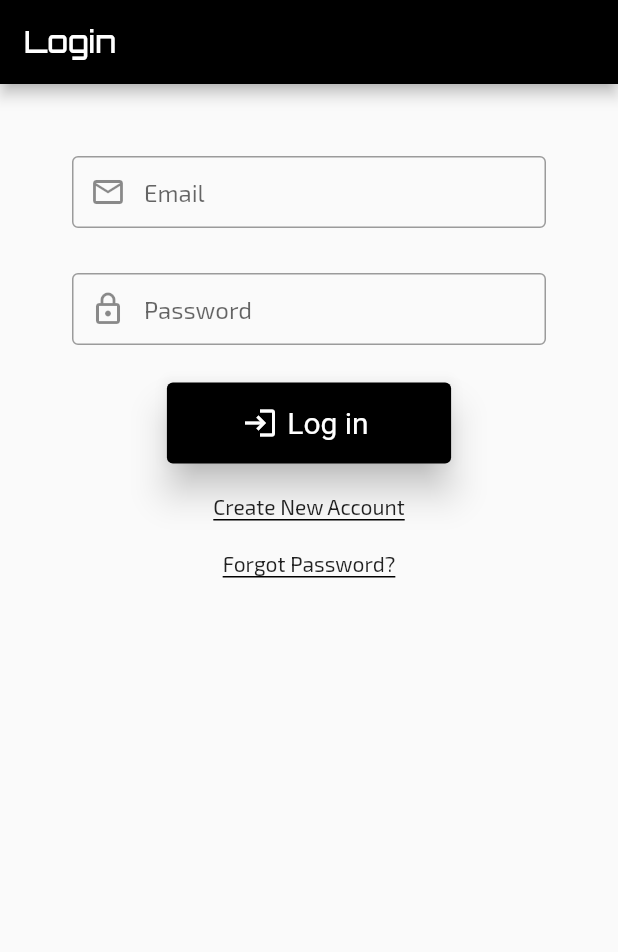
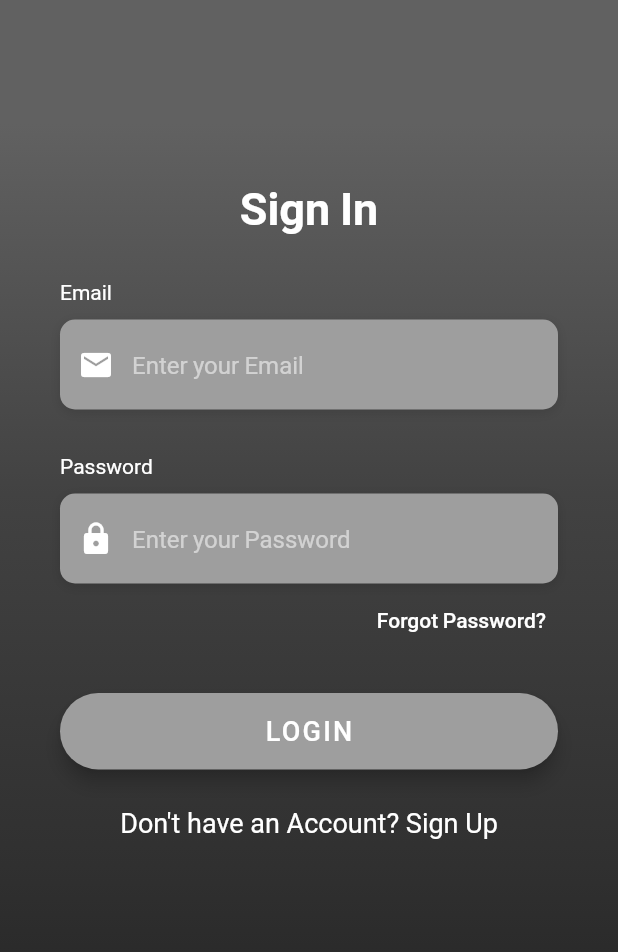
Before and after one commit to randycarrero/Gunpla_database, a Flutter app: the screen it shows after launch, on a phone screen of 412 x 824 dp. Shown: the top 952 px of the screen. Run offline on Flutter 3.47's test engine with Material 2 defaults, Android fonts, the phone set to English and light mode, and no system bars; our stand-ins replace ant_icons, cloud_firestore, firebase_auth, firebase_core, google_fonts; accounts and stored records are empty.

Commit message:
Login UI updated

```diff
--- /dev/null
+++ b/lib/app/constants.dart
@@ -0,0 +1,24 @@
+import 'package:flutter/material.dart';
+
+final kHintTextStyle = TextStyle(
+  color: Colors.white54,
+  fontFamily: 'OpenSans',
+);
+
+final kLabelStyle = TextStyle(
+  color: Colors.white,
+  // fontWeight: FontWeight.bold,
+  fontFamily: 'OpenSans',
+);
+
+final kBoxDecorationStyle = BoxDecoration(
+  color: Color(0xFF9E9E9E),
+  borderRadius: BorderRadius.circular(10.0),
+  boxShadow: [
+    BoxShadow(
+      color: Colors.black12,
+      blurRadius: 6.0,
+      offset: Offset(0, 2),
+    ),
+  ],
+);
--- a/lib/authscreen/login_screen.dart
+++ b/lib/authscreen/login_screen.dart
@@ -1,7 +1,9 @@
 import 'package:flutter/material.dart';
+import 'package:flutter/services.dart';
 import 'package:gunpla_database/authscreen/sign_up_screen.dart';
 import 'package:gunpla_database/backend/auth_provider.dart';
 import 'package:gunpla_database/home/home_screen.dart';
+import 'package:gunpla_database/app/constants.dart';
 
 import 'reset_screen.dart';
 
@@ -18,62 +20,115 @@
 
   bool isLoading = false;
 
-  @override
-  Widget build(BuildContext context) {
-    final ButtonStyle style = ElevatedButton.styleFrom(
-      textStyle: const TextStyle(
-        fontSize: 20,
+  Widget _buildEmailTF() {
+    return Column(
+      crossAxisAlignment: CrossAxisAlignment.start,
+      children: <Widget>[
+        Text(
+          'Email',
+          style: kLabelStyle,
         ),
-      padding: EdgeInsets.symmetric(vertical: 15, horizontal: 50.0),
-      elevation: 10,
-    );
-    return Scaffold(
-        appBar: AppBar(
-          title: Text("Login"),
+        SizedBox(height: 10.0),
+        Container(
+          alignment: Alignment.centerLeft,
+          decoration: kBoxDecorationStyle,
+          height: 60.0,
+          child: TextField(
+            keyboardType: TextInputType.emailAddress,
+            style: TextStyle(
+              color: Colors.white,
+              fontFamily: 'OpenSans',
             ),
-        body: isLoading == false
-            ? Padding(
-                padding: const EdgeInsets.all(48.0),
-                child: Column(
-                  children: [
-                    TextFormField(
-                      controller: _email,
-                      keyboardType: TextInputType.emailAddress,
-                      autofocus: false,
             decoration: InputDecoration(
-                        prefixIcon: Icon(Icons.mail_outline),
-                        hintText: "Email",
-                        contentPadding:
-                            EdgeInsets.fromLTRB(20.0, 10.0, 20.0, 10.0),
-                        border: OutlineInputBorder(),
+              border: InputBorder.none,
+              contentPadding: EdgeInsets.only(top: 14.0),
+              prefixIcon: Icon(
+                Icons.email,
+                color: Colors.white,
+              ),
+              hintText: 'Enter your Email',
+              hintStyle: kHintTextStyle,
             ),
           ),
-                    const SizedBox(
-                      height: 30,
         ),
-                    TextFormField(
-                      controller: _password,
+      ],
+    );
+  }
+
+  Widget _buildPasswordTF() {
+    return Column(
+      crossAxisAlignment: CrossAxisAlignment.start,
+      children: <Widget>[
+        Text(
+          'Password',
+          style: kLabelStyle,
+        ),
+        SizedBox(height: 10.0),
+        Container(
+          alignment: Alignment.centerLeft,
+          decoration: kBoxDecorationStyle,
+          height: 60.0,
+          child: TextField(
             obscureText: true,
+            style: TextStyle(
+              color: Colors.white,
+              // fontFamily: 'OpenSans',
+            ),
             decoration: InputDecoration(
-                        prefixIcon: Icon(Icons.lock_outlined),
-                        hintText: "Password",
-                        contentPadding:
-                            EdgeInsets.fromLTRB(20.0, 10.0, 20.0, 10.0),
-                        border: OutlineInputBorder(),
+              border: InputBorder.none,
+              contentPadding: EdgeInsets.only(top: 14.0),
+              prefixIcon: Icon(
+                Icons.lock,
+                color: Colors.white,
+              ),
+              hintText: 'Enter your Password',
+              hintStyle: kHintTextStyle,
             ),
           ),
-                    SizedBox(
-                      height: 25,
         ),
-                    ElevatedButton.icon(
+      ],
+    );
+  }
+
+  Widget _buildForgotPasswordBtn() {
+    return Container(
+      alignment: Alignment.centerRight,
+      child: TextButton(
+        onPressed: () {
+          Navigator.push(
+              context, MaterialPageRoute(builder: (context) => ResetScreen()));
+        },
+        child: Text(
+          'Forgot Password?',
+          style: kLabelStyle,
+        ),
+      ),
+    );
+  }
+
+  final ButtonStyle raisedButtonStyle = ElevatedButton.styleFrom(
+    primary: Color(0xFF9E9E9E),
+    minimumSize: Size(88, 36),
+    elevation: 5.0,
+    padding: EdgeInsets.all(15.0),
+    shape: const RoundedRectangleBorder(
+      borderRadius: BorderRadius.all(Radius.circular(30.0)),
+    ),
+  );
+
+  Widget _buildLoginBtn() {
+    return Container(
+      padding: EdgeInsets.symmetric(vertical: 25.0),
+      width: double.infinity,
+      child: ElevatedButton(
+        style: raisedButtonStyle,
         onPressed: () {
           setState(() {
             isLoading = true;
           });
           AuthClass()
               .signIN(
-                                email: _email.text.trim(),
-                                password: _password.text.trim())
+                  email: _email.text.trim(), password: _password.text.trim())
               .then((value) {
             if (value == "Welcome") {
               setState(() {
@@ -81,8 +136,7 @@
               });
               Navigator.pushAndRemoveUntil(
                   context,
-                                MaterialPageRoute(
-                                    builder: (context) => HomeScreen()),
+                  MaterialPageRoute(builder: (context) => HomeScreen()),
                   (route) => false);
             } else {
               setState(() {
@@ -93,45 +147,122 @@
             }
           });
         },
-                      icon: Icon(Icons.login_outlined),
-                      label: Text("Log in "),
-                      style: style,
+        child: Text(
+          'LOGIN',
+          style: TextStyle(
+            color: Colors.white,
+            letterSpacing: 1.5,
+            fontSize: 18.0,
+            fontFamily: 'OpenSans',
           ),
-                    SizedBox(
-                      height: 20,
         ),
-                    GestureDetector(
+      ),
+    );
+  }
+
+  Widget _buildSignupBtn() {
+    return GestureDetector(
       onTap: () {
         Navigator.push(
-                              context,
-                              MaterialPageRoute(
-                                  builder: (context) => SignUpScreen()));
+            context, MaterialPageRoute(builder: (context) => SignUpScreen()));
       },
-                        child: Container(
-                          child: Text("Create New Account"),
+      child: RichText(
+        text: TextSpan(
+          children: [
+            TextSpan(
+              text: 'Don\'t have an Account? ',
+              style: TextStyle(
+                color: Colors.white,
+                fontSize: 18.0,
+                // fontWeight: FontWeight.w400,
+              ),
+            ),
+            TextSpan(
+              text: 'Sign Up',
+              style: TextStyle(
+                color: Colors.white,
+                fontSize: 18.0,
+                // fontWeight: FontWeight.bold,
+              ),
+            ),
+          ],
+        ),
+      ),
+    );
+  }
+
+  @override
+  Widget build(BuildContext context) {
+    // final ButtonStyle style = ElevatedButton.styleFrom(
+    //   textStyle: const TextStyle(
+    //     fontSize: 20,
+    //   ),
+    //   padding: EdgeInsets.symmetric(vertical: 15, horizontal: 50.0),
+    //   elevation: 10,
+    // );
+    return Scaffold(
+        // appBar: AppBar(
+        //   title: Text("Login"),
+        // ),
+        body: isLoading == false
+            ? AnnotatedRegion<SystemUiOverlayStyle>(
+                value: SystemUiOverlayStyle.light,
+                child: GestureDetector(
+                  onTap: () => FocusScope.of(context).unfocus(),
+                  child: Stack(
+                    children: <Widget>[
+                      Container(
+                        height: double.infinity,
+                        width: double.infinity,
                         decoration: BoxDecoration(
-                              border: Border(
-                                  bottom: BorderSide(
-                                      width: 1, color: Colors.black))),
-                        )),
-                    const SizedBox(
-                      height: 20,
+                          gradient: LinearGradient(
+                            begin: Alignment.topCenter,
+                            end: Alignment.bottomCenter,
+                            colors: [
+                              Color(0xFF616161),
+                              Color(0xFF424242),
+                              Color(0xFF303030),
+                              Color(0xFF212121),
+                            ],
+                            stops: [0.1, 0.4, 0.7, 0.9],
                           ),
-                    GestureDetector(
-                        onTap: () {
-                          Navigator.push(
-                              context,
-                              MaterialPageRoute(
-                                  builder: (context) => ResetScreen()));
-                        },
-                        child: Container(
-                          child: Text("Forgot Password?"),
-                          decoration: BoxDecoration(
-                              border: Border(
-                                  bottom: BorderSide(
-                                      width: 1, color: Colors.black))),
-                        ))
+                        ),
+                      ),
+                      Container(
+                        height: double.infinity,
+                        child: SingleChildScrollView(
+                          physics: AlwaysScrollableScrollPhysics(),
+                          padding: EdgeInsets.symmetric(
+                            horizontal: 40.0,
+                            vertical: 120.0,
+                          ),
+                          child: Column(
+                            mainAxisAlignment: MainAxisAlignment.center,
+                            children: <Widget>[
+                              Text(
+                                'Sign In',
+                                style: TextStyle(
+                                  color: Colors.white,
+                                  fontFamily: 'OpenSans',
+                                  fontSize: 30.0,
+                                  fontWeight: FontWeight.bold,
+                                ),
+                              ),
+                              SizedBox(height: 30.0),
+                              _buildEmailTF(),
+                              SizedBox(
+                                height: 30.0,
+                              ),
+                              _buildPasswordTF(),
+                              _buildForgotPasswordBtn(),
+                              _buildLoginBtn(),
+                              _buildSignupBtn(),
                             ],
+                          ),
+                        ),
+                      )
+                    ],
+                  ),
                 ),
               )
             : Center(
```
Lines whose indentation alone changed are shown as unchanged.
